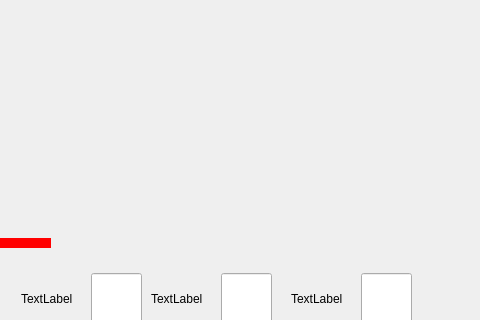
The window that CGameDlg.ui (cryyin/DataStructure_final) describes before a commit, drawn with Qt 5; both pictures show x 669 to 1149 and y 157 to 477 of the 1149 by 576 pixel window.
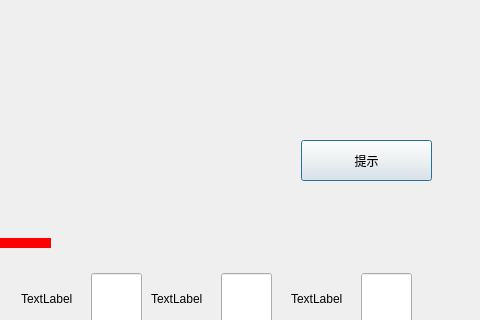
The same window after the commit. Icons and pictures are not drawn.

```diff
--- a/CGameDlg.ui
+++ b/CGameDlg.ui
@@ -231,6 +231,19 @@
     <string/>
    </property>
   </widget>
+  <widget class="QPushButton" name="pushButton">
+   <property name="geometry">
+    <rect>
+     <x>970</x>
+     <y>297</y>
+     <width>131</width>
+     <height>41</height>
+    </rect>
+   </property>
+   <property name="text">
+    <string>提示</string>
+   </property>
+  </widget>
   <zorder>textEdit</zorder>
   <zorder>textEdit_2</zorder>
   <zorder>lineEdit</zorder>
```
Left out of the diff: 1 changed line with no effect on the pictures.
